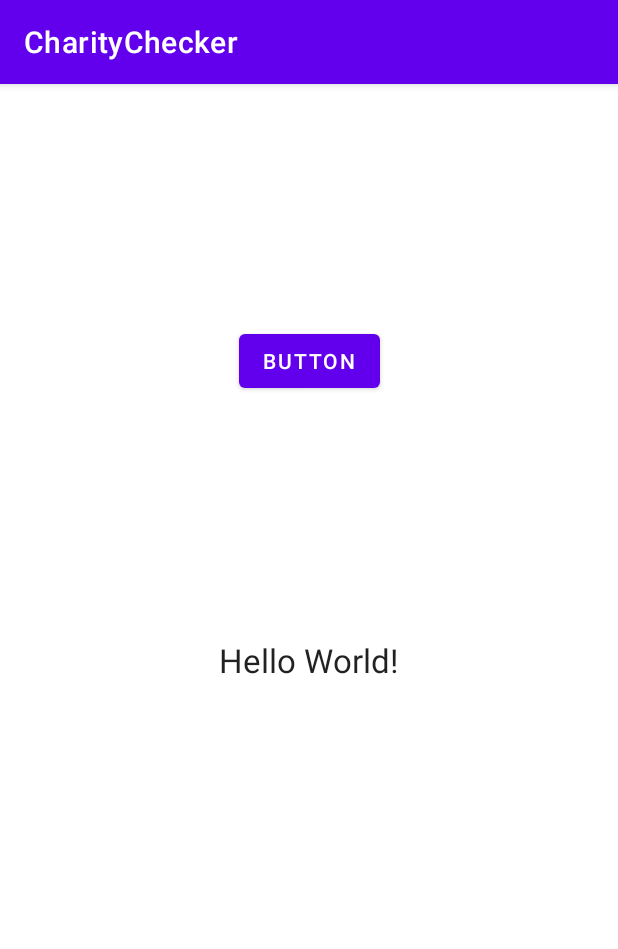
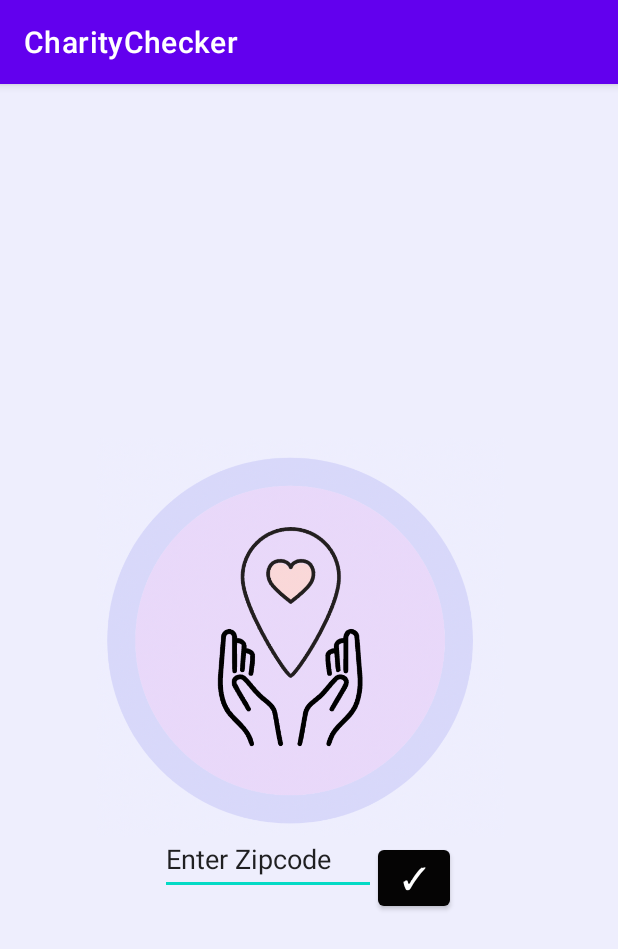
Before and after one commit to alexisromer/CharityChecker, an Android app: the screen it shows after launch (MainActivity), on a phone screen of 412 x 824 dp. Shown: the top 949 px of the screen. Run offline under Robolectric (Android 15) with nearby library versions, the phone set to English and light mode, and no system bars.

Commit message:
homepage, second activity, and listview

```diff
--- a/app/src/main/java/com/example/charitychecker/MainActivity.java
+++ b/app/src/main/java/com/example/charitychecker/MainActivity.java
@@ -2,13 +2,37 @@ package com.example.charitychecker;
 
 import androidx.appcompat.app.AppCompatActivity;
 
+import android.content.Intent;
 import android.os.Bundle;
+import android.view.View;
+import android.widget.Button;
+import android.widget.TextView;
 
-public class MainActivity extends AppCompatActivity {
+public class MainActivity extends AppCompatActivity implements View.OnClickListener {
+
 
     @Override
     protected void onCreate(Bundle savedInstanceState) {
         super.onCreate(savedInstanceState);
         setContentView(R.layout.activity_main);
+
+
+
+        Button zipActivity = findViewById(R.id.zipButton);
+        zipActivity.setOnClickListener((View.OnClickListener) this);
+    }
+
+
+    @Override
+    public void onClick(View view) {
+        if (view.getId() == R.id.zipButton) {
+            optionsActivity();
+        }
+
+    }
+
+    public void optionsActivity(){
+        Intent activityIntent = new Intent(this, optionsActivity.class);
+        startActivity(activityIntent);
     }
 }
--- a/app/src/main/res/layout/activity_main.xml
+++ b/app/src/main/res/layout/activity_main.xml
@@ -4,27 +4,53 @@
     xmlns:tools="http://schemas.android.com/tools"
     android:layout_width="match_parent"
     android:layout_height="match_parent"
+    android:background="@color/pink_purple"
     tools:context=".MainActivity">
 
-    <TextView
-        android:id="@+id/textView"
-        android:layout_width="wrap_content"
-        android:layout_height="wrap_content"
-        android:text="Hello World!"
-        android:textAppearance="@style/TextAppearance.AppCompat.Large"
+    <EditText
+        android:id="@+id/zipCode"
+        android:layout_width="144dp"
+        android:layout_height="48dp"
+        android:ems="10"
+        android:inputType="textPersonName"
+        android:text="Enter Zipcode "
         app:layout_constraintBottom_toBottomOf="parent"
-        app:layout_constraintLeft_toLeftOf="parent"
-        app:layout_constraintRight_toRightOf="parent"
-        app:layout_constraintTop_toTopOf="parent" />
+        app:layout_constraintEnd_toEndOf="parent"
+        app:layout_constraintHorizontal_bias="0.398"
+        app:layout_constraintStart_toStartOf="parent"
+        app:layout_constraintTop_toTopOf="parent"
+        app:layout_constraintVertical_bias="0.684" />
+
+    <ImageView
+        android:id="@+id/imageView"
+        android:layout_width="319dp"
+        android:layout_height="266dp"
+        app:layout_constraintBottom_toBottomOf="parent"
+        app:layout_constraintEnd_toEndOf="parent"
+        app:layout_constraintHorizontal_bias="0.436"
+        app:layout_constraintStart_toStartOf="parent"
+        app:layout_constraintTop_toTopOf="parent"
+        app:layout_constraintVertical_bias="0.47"
+        app:srcCompat="@drawable/screen_shot_2022_03_09_at_4_29_02_pm" />
 
     <Button
-        android:id="@+id/button"
-        android:layout_width="wrap_content"
-        android:layout_height="wrap_content"
-        android:text="Button"
-        app:layout_constraintBottom_toTopOf="@+id/textView"
+        android:id="@+id/zipButton"
+        android:layout_width="48dp"
+        android:layout_height="49dp"
+        android:layout_marginStart="1dp"
+        android:layout_marginLeft="1dp"
+        android:layout_marginTop="6dp"
+        android:layout_marginEnd="70dp"
+        android:layout_marginRight="70dp"
+        android:layout_marginBottom="229dp"
+        android:text="✓"
+        android:textSize="20sp"
+        app:backgroundTint="#050404"
+        app:layout_constraintBottom_toBottomOf="parent"
         app:layout_constraintEnd_toEndOf="parent"
-        app:layout_constraintStart_toStartOf="parent"
-        app:layout_constraintTop_toTopOf="parent" />
+        app:layout_constraintHorizontal_bias="0.0"
+        app:layout_constraintStart_toEndOf="@+id/zipCode"
+        app:layout_constraintTop_toBottomOf="@+id/imageView"
+        app:layout_constraintVertical_bias="0.193" />
 
 </androidx.constraintlayout.widget.ConstraintLayout>
--- a/app/src/main/res/values/colors.xml
+++ b/app/src/main/res/values/colors.xml
@@ -7,4 +7,6 @@
     <color name="teal_700">#FF018786</color>
     <color name="black">#FF000000</color>
     <color name="white">#FFFFFFFF</color>
+    <color name="pink_purple">#EEEEFD</color>
+    <color name="navy">#000080</color>
 </resources>
--- a/build.gradle
+++ b/build.gradle
@@ -5,7 +5,7 @@ buildscript {
         mavenCentral()
     }
     dependencies {
-        classpath "com.android.tools.build:gradle:4.2.1"
+        classpath 'com.android.tools.build:gradle:7.1.2'
 
         // NOTE: Do not place your application dependencies here; they belong
         // in the individual module build.gradle files
```
Also changed, not shown: app/src/main/AndroidManifest.xml (+9 -1 lines), app/src/main/java/com/example/charitychecker/charityActivity.java (added, +59 -0 lines), app/src/main/java/com/example/charitychecker/charityAdapter.java (added, +54 -0 lines), app/src/main/java/com/example/charitychecker/charityList.java (added, +34 -0 lines), app/src/main/java/com/example/charitychecker/optionsActivity.java (added, +37 -0 lines), app/src/main/res/layout/activity_charity.xml (added, +45 -0 lines), app/src/main/res/layout/activity_options.xml (added, +86 -0 lines), app/src/main/res/layout/charity_layout.xml (added, +70 -0 lines), app/src/main/res/drawable/screen_shot_2022_03_09_at_4_29_02_pm.png (added), gradle/wrapper/gradle-wrapper.properties.
